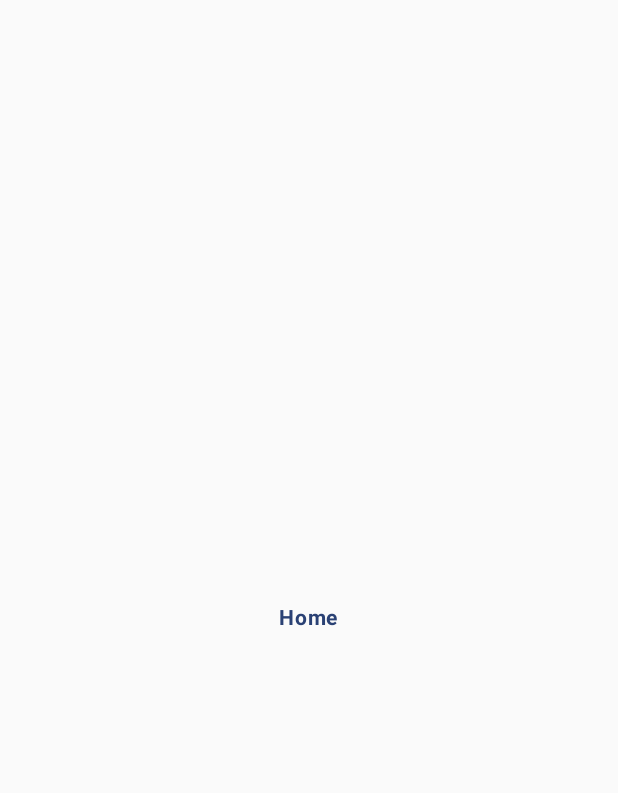
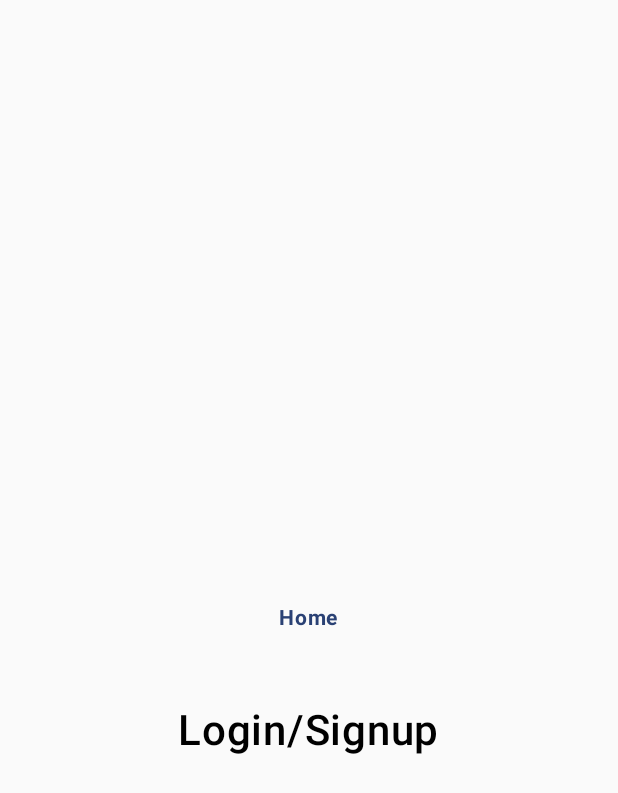
Before and after one commit to nobelelan/compose-navigation-stevdza-san, an Android app built with Jetpack Compose: the HomeScreen screen opened through its navigation route, on a phone screen of 412 x 824 dp. Before the commit the part shown is almost empty. Shown: the top 793 px of the screen. Run offline under Robolectric (Android 15) with nearby library versions, the phone set to English and light mode, and no system bars.

Commit message:
multiple graphs wroks fine

```diff
--- a/app/src/main/java/com/example/navigationexamplestevdza/Screen.kt
+++ b/app/src/main/java/com/example/navigationexamplestevdza/navigation/Screen.kt
@@ -1,15 +1,15 @@
-package com.example.navigationexamplestevdza
+package com.example.navigationexamplestevdza.navigation
 
 const val DETAIL_ARGUMENT_KEY = "id"
 const val DETAIL_ARGUMENT_KEY2 = "name"
 
+const val AUTHENTICATION_ROUTE = "authentication"
+const val HOME_ROUTE = "home"
+const val ROOT_ROUTE = "root"
+
 sealed class Screen(val route: String) {
     object Home: Screen(route = "home_screen")
     object Detail: Screen(route = "detail_screen?id={id}&name={name}"){
-//        fun passId(id: Int = 0): String{
-//            return "detail_screen?id=$id"
-//        }
-
         fun passNameAndId(
             id: Int = 0,
             name: String = "Stevdza-San"
@@ -17,4 +17,7 @@ sealed class Screen(val route: String) {
             return "detail_screen?id=$id&name=$name"
         }
     }
+
+    object LogIn: Screen(route = "login_screen")
+    object SignUp: Screen(route = "sign_up_screen")
 }
--- /dev/null
+++ b/app/src/main/java/com/example/navigationexamplestevdza/navigation/nav_graph/AuthNavGraph.kt
@@ -0,0 +1,31 @@
+package com.example.navigationexamplestevdza.navigation.nav_graph
+
+import androidx.navigation.NavController
+import androidx.navigation.NavGraphBuilder
+import androidx.navigation.compose.composable
+import androidx.navigation.navigation
+import com.example.navigationexamplestevdza.navigation.AUTHENTICATION_ROUTE
+import com.example.navigationexamplestevdza.navigation.Screen
+import com.example.navigationexamplestevdza.screens.LogInScreen
+import com.example.navigationexamplestevdza.screens.SignUpScreen
+
+fun NavGraphBuilder.authNavGraph(
+    navController: NavController
+){
+    navigation(
+        startDestination = Screen.LogIn.route,
+        route = AUTHENTICATION_ROUTE
+    ){
+        composable(
+            route = Screen.LogIn.route
+        ){
+            LogInScreen(navController = navController)
+        }
+
+        composable(
+            route = Screen.SignUp.route
+        ){
+            SignUpScreen(navController = navController)
+        }
+    }
+}
--- a/app/src/main/java/com/example/navigationexamplestevdza/NavGraph.kt
+++ b/app/src/main/java/com/example/navigationexamplestevdza/navigation/nav_graph/HomeNavGraph.kt
@@ -1,21 +1,26 @@
-package com.example.navigationexamplestevdza
+package com.example.navigationexamplestevdza.navigation.nav_graph
 
 import android.util.Log
-import android.widget.Toast
-import androidx.compose.runtime.Composable
-import androidx.compose.ui.platform.LocalContext
-import androidx.navigation.NavHostController
+import androidx.navigation.NavController
+import androidx.navigation.NavGraphBuilder
 import androidx.navigation.NavType
-import androidx.navigation.compose.NavHost
 import androidx.navigation.compose.composable
 import androidx.navigation.navArgument
+import androidx.navigation.navigation
+import com.example.navigationexamplestevdza.navigation.DETAIL_ARGUMENT_KEY
+import com.example.navigationexamplestevdza.navigation.DETAIL_ARGUMENT_KEY2
+import com.example.navigationexamplestevdza.navigation.HOME_ROUTE
+import com.example.navigationexamplestevdza.navigation.Screen
+import com.example.navigationexamplestevdza.screens.DetailScreen
+import com.example.navigationexamplestevdza.screens.HomeScreen
 
-@Composable
-fun SetupNavGraph(navController: NavHostController) {
-    NavHost(
-        navController = navController,
-        startDestination = Screen.Home.route
-    ) {
+fun NavGraphBuilder.homeNavGraph(
+    navController: NavController
+){
+    navigation(
+        startDestination = Screen.Home.route,
+        route = HOME_ROUTE
+    ){
         composable(
             route = Screen.Home.route
         ) {
@@ -42,5 +47,4 @@ fun SetupNavGraph(navController: NavHostController) {
             DetailScreen(navController = navController)
         }
     }
-
 }
--- /dev/null
+++ b/app/src/main/java/com/example/navigationexamplestevdza/navigation/nav_graph/NavGraph.kt
@@ -0,0 +1,21 @@
+package com.example.navigationexamplestevdza.navigation.nav_graph
+
+import androidx.compose.runtime.Composable
+import androidx.navigation.NavHostController
+import androidx.navigation.compose.NavHost
+import com.example.navigationexamplestevdza.navigation.HOME_ROUTE
+import com.example.navigationexamplestevdza.navigation.ROOT_ROUTE
+import com.example.navigationexamplestevdza.navigation.Screen
+
+@Composable
+fun SetupNavGraph(navController: NavHostController) {
+    NavHost(
+        navController = navController,
+        startDestination = HOME_ROUTE,
+        route = ROOT_ROUTE
+    ) {
+        homeNavGraph(navController = navController)
+        authNavGraph(navController = navController)
+    }
+
+}
--- /dev/null
+++ b/app/src/main/java/com/example/navigationexamplestevdza/screens/HomeScreen.kt
@@ -0,0 +1,53 @@
+package com.example.navigationexamplestevdza.screens
+
+import androidx.compose.foundation.clickable
+import androidx.compose.foundation.layout.Box
+import androidx.compose.foundation.layout.fillMaxSize
+import androidx.compose.foundation.layout.padding
+import androidx.compose.material3.MaterialTheme
+import androidx.compose.material3.Text
+import androidx.compose.runtime.Composable
+import androidx.compose.ui.Alignment
+import androidx.compose.ui.Modifier
+import androidx.compose.ui.text.font.FontWeight
+import androidx.compose.ui.unit.dp
+import androidx.navigation.NavController
+import com.example.navigationexamplestevdza.navigation.AUTHENTICATION_ROUTE
+import com.example.navigationexamplestevdza.navigation.Screen
+
+@Composable
+fun HomeScreen(
+    navController: NavController
+) {
+    Box(
+        modifier = Modifier
+            .fillMaxSize(),
+        contentAlignment = Alignment.Center
+    ) {
+        Text(
+            modifier = Modifier
+                .clickable {
+                           navController.navigate(route = Screen.Detail.passNameAndId(
+                               // overriding default values
+                               id = 14,
+                               name = "Harry Potter"
+                           )
+                           )
+                },
+            text = "Home",
+            color = MaterialTheme.colorScheme.primary,
+            fontSize = MaterialTheme.typography.bodyMedium.fontSize,
+            fontWeight = FontWeight.Bold
+        )
+        Text(
+            modifier = Modifier
+                .padding(top = 150.dp)
+                .clickable {
+                           navController.navigate(AUTHENTICATION_ROUTE)
+                },
+            text = "Login/Signup",
+            fontSize = MaterialTheme.typography.headlineMedium.fontSize,
+            fontWeight = FontWeight.Medium
+        )
+    }
+}
```
Also changed, not shown: app/src/main/java/com/example/navigationexamplestevdza/MainActivity.kt (+1 -7 lines), app/src/main/java/com/example/navigationexamplestevdza/screens/DetailScreen.kt (renamed from app/src/main/java/com/example/navigationexamplestevdza/HomeScreen.kt, +9 -10 lines), app/src/main/java/com/example/navigationexamplestevdza/screens/LogInScreen.kt (added, +63 -0 lines), app/src/main/java/com/example/navigationexamplestevdza/screens/SignUpScreen.kt (renamed from app/src/main/java/com/example/navigationexamplestevdza/DetailScreen.kt, +9 -15 lines).
